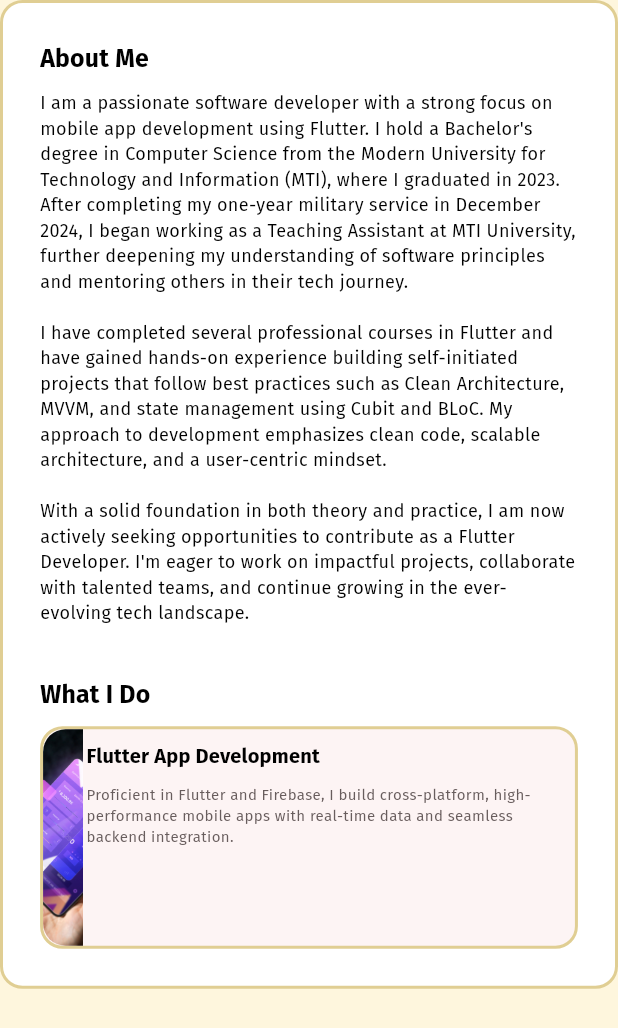
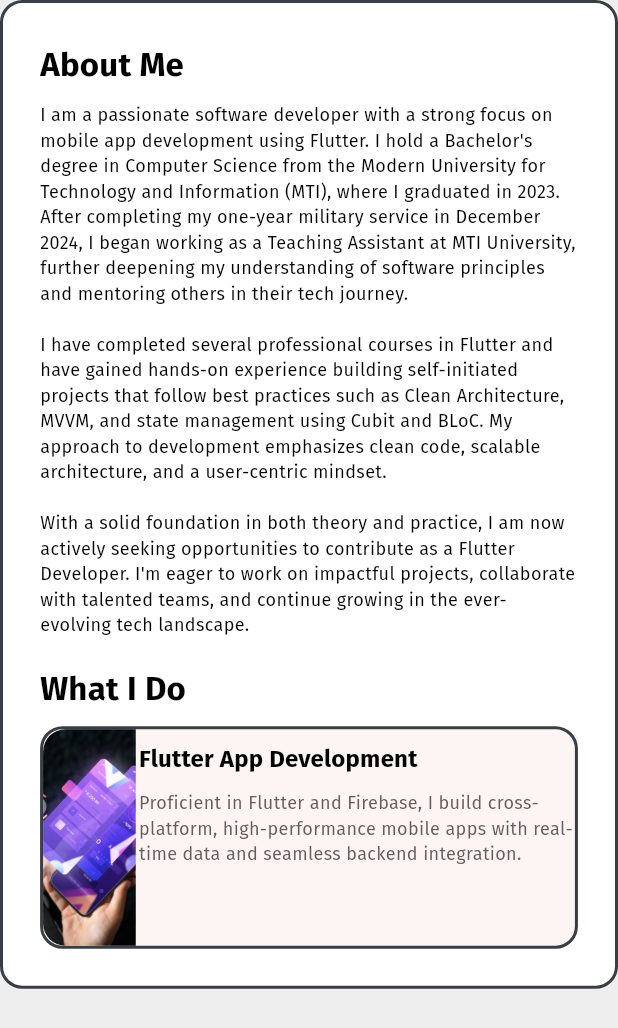
Before and after one commit to ahmed-gamal517/my_portfolio, a Flutter app: the AboutMeSectionBody widget shown alone on an empty page, opened directly, on a phone screen of 412 x 824 dp. Shown: the top 1028 px of the screen. Run offline on Flutter 3.47's test engine with Material 3 defaults, Android fonts, the light colour scheme and no system bars; drawn by our look-alikes of auto_size_text; our stand-ins replace bloc, carousel_slider, flutter_bloc, flutter_svg, go_router, smooth_page_indicator; statements that could not run were skipped; project files that could hold a hidden picture were left out.

Commit message:
code refactor & ui fixes

```diff
--- a/lib/core/constants/app_colors.dart
+++ b/lib/core/constants/app_colors.dart
@@ -1,11 +1,12 @@
 import 'package:flutter/material.dart';
 
 class AppColors {
-  static const lightBackground = Color(0xFFFEF6DD);
+  static const lightBackground = Color(0xFFEEEEEE);
   static const darkBackground = Color(0xFF131312);
-  static const lightContainerColor = Color(0xFFF9F6EA);
+  static const lightContainerColor = Color(0xFFEEEEEE);
   static const darkContainerColor = Color(0xFF000000);
-  static const titleTextColor = Color(0xffe0ce93);
-  static const btnColor = Color(0xffe0ce93);
-  static const btnTextColor = Color(0xff403d22);
+  static const titleTextColor = Color(0xff393E46);
+  static const btnColor = Color(0xff00ADB5);
+  static const btnTextColor = Color(0xffEEEEEE);
+  static const primarylightModeColor = Color(0xff00ADB5);
 }
--- a/lib/features/home/presentation/widgets/about_me_section/about_me_section_body.dart
+++ b/lib/features/home/presentation/widgets/about_me_section/about_me_section_body.dart
@@ -1,7 +1,6 @@
 import 'package:auto_size_text/auto_size_text.dart';
 import 'package:flutter/material.dart';
 import 'package:my_portofolio/core/constants/app_strings.dart';
-import 'package:my_portofolio/core/widgets/responsive_text.dart';
 import 'package:my_portofolio/features/home/presentation/widgets/about_me_section/custom_what_i_do_container.dart';
 import 'package:my_portofolio/features/home/presentation/widgets/custom_container.dart';
 
@@ -16,24 +15,26 @@ class AboutMeSectionBody extends StatelessWidget {
       child: Column(
         crossAxisAlignment: CrossAxisAlignment.start,
         children: [
-          ResponsiveText(
-            text: AppStrings.aboutMeSectionTitle,
-            baseFontSize: 18,
+          AutoSizeText(
+            AppStrings.aboutMeSectionTitle,
+            maxFontSize: 28,
+            minFontSize: 22,
             style: Theme.of(context).textTheme.titleMedium,
           ),
           SizedBox(height: MediaQuery.of(context).size.height * 0.01),
           Expanded(
             child: AutoSizeText(
               AppStrings.aboutMeSectionBody,
-              maxFontSize: 13,
+              maxFontSize: 20,
               minFontSize: 8,
               style: Theme.of(context).textTheme.bodyMedium,
             ),
           ),
           SizedBox(height: MediaQuery.of(context).size.height * 0.01),
-          ResponsiveText(
-            text: AppStrings.aboutMeSectionTitle2,
-            baseFontSize: 18,
+          AutoSizeText(
+            AppStrings.aboutMeSectionTitle2,
+            maxFontSize: 28,
+            minFontSize: 22,
             style: Theme.of(context).textTheme.titleMedium,
           ),
           SizedBox(height: MediaQuery.of(context).size.height * 0.01),
--- a/lib/features/home/presentation/widgets/about_me_section/custom_what_i_do_container_body.dart
+++ b/lib/features/home/presentation/widgets/about_me_section/custom_what_i_do_container_body.dart
@@ -2,7 +2,6 @@ import 'package:auto_size_text/auto_size_text.dart';
 import 'package:flutter/material.dart';
 import 'package:flutter_bloc/flutter_bloc.dart';
 import 'package:my_portofolio/core/constants/app_strings.dart';
-import 'package:my_portofolio/core/widgets/responsive_text.dart';
 import 'package:my_portofolio/features/home/presentation/view_model/theme_cubit/theme_cubit.dart';
 
 class CustomWhatIDoContainerBody extends StatelessWidget {
@@ -14,11 +13,12 @@ class CustomWhatIDoContainerBody extends StatelessWidget {
       crossAxisAlignment: CrossAxisAlignment.start,
       children: [
         SizedBox(height: MediaQuery.of(context).size.height * 0.01),
-        ResponsiveText(
-          text: AppStrings.whatIdo,
+        AutoSizeText(
+          AppStrings.whatIdo,
           overflow: TextOverflow.ellipsis,
           maxLines: 1,
-          baseFontSize: 16,
+          maxFontSize: 16,
+          minFontSize: 7,
           style: Theme.of(context).textTheme.titleMedium,
         ),
         SizedBox(height: MediaQuery.of(context).size.height * 0.01),
@@ -26,7 +26,7 @@ class CustomWhatIDoContainerBody extends StatelessWidget {
           child: AutoSizeText(
             AppStrings.whatIdoBody,
             minFontSize: 5,
-            maxFontSize: 10,
+            maxFontSize: 12,
             style: Theme.of(context).textTheme.bodyMedium!.copyWith(
               color:
                   BlocProvider.of<ThemeCubit>(context).isDark
--- a/lib/features/home/presentation/widgets/about_me_section/custom_what_i_do_image_widget.dart
+++ b/lib/features/home/presentation/widgets/about_me_section/custom_what_i_do_image_widget.dart
@@ -1,5 +1,6 @@
 import 'package:flutter/material.dart';
 import 'package:my_portofolio/core/constants/app_assets.dart';
+import 'package:my_portofolio/core/utils/size_config/size_config.dart';
 
 class CustomWhatIDoImageWidget extends StatelessWidget {
   const CustomWhatIDoImageWidget({super.key});
@@ -7,7 +8,10 @@ class CustomWhatIDoImageWidget extends StatelessWidget {
   @override
   Widget build(BuildContext context) {
     return SizedBox(
-      width: MediaQuery.of(context).size.width * 0.065,
+      width:
+          SizeConfig.width < 600
+              ? MediaQuery.of(context).size.width * 0.15
+              : MediaQuery.of(context).size.width * 0.065,
       child: ClipRRect(
         clipBehavior: Clip.antiAliasWithSaveLayer,
         borderRadius: const BorderRadiusGeometry.only(
--- a/lib/features/home/presentation/widgets/experience_section/custom_education_container.dart
+++ b/lib/features/home/presentation/widgets/experience_section/custom_education_container.dart
@@ -8,7 +8,6 @@ class CustomEducationContainer extends StatelessWidget {
   @override
   Widget build(BuildContext context) {
     return Container(
-      height: MediaQuery.of(context).size.height * 0.15,
       width: MediaQuery.of(context).size.height * 0.45,
       padding: EdgeInsets.all(MediaQuery.of(context).size.height * 0.01),
       decoration: BoxDecoration(
@@ -18,6 +17,7 @@ class CustomEducationContainer extends StatelessWidget {
       child: Column(
         mainAxisAlignment: MainAxisAlignment.spaceAround,
         crossAxisAlignment: CrossAxisAlignment.start,
+        spacing: MediaQuery.of(context).size.height * 0.01,
         children: [
           AutoSizeText(
             AppStrings.universityGraduationYear,
--- a/lib/features/home/presentation/widgets/experience_section/custom_experience_section_title.dart
+++ b/lib/features/home/presentation/widgets/experience_section/custom_experience_section_title.dart
@@ -9,7 +9,7 @@ class CustomExperienceSectionTitle extends StatelessWidget {
     return AutoSizeText(
       text,
       maxFontSize: 28,
-      minFontSize: 18,
+      minFontSize: 22,
       style: Theme.of(context).textTheme.titleMedium,
     );
   }
--- a/lib/features/home/presentation/widgets/page_info_section/page_info_custom_container.dart
+++ b/lib/features/home/presentation/widgets/page_info_section/page_info_custom_container.dart
@@ -2,6 +2,7 @@ import 'package:auto_size_text/auto_size_text.dart';
 import 'package:flutter/material.dart';
 import 'package:flutter_bloc/flutter_bloc.dart';
 import 'package:flutter_svg/svg.dart';
+import 'package:my_portofolio/core/constants/app_colors.dart';
 import 'package:my_portofolio/core/constants/app_constants.dart';
 import 'package:my_portofolio/features/home/presentation/view_model/app_cubit/app_cubit.dart';
 import 'package:my_portofolio/features/home/presentation/view_model/theme_cubit/theme_cubit.dart';
@@ -31,7 +32,7 @@ class PageInfoCustomContainer extends StatelessWidget {
             borderRadius: BorderRadius.circular(15),
             color:
                 isPressed
-                    ? const Color(0xffB7A261)
+                    ? AppColors.primarylightModeColor
                     : BlocProvider.of<ThemeCubit>(context).isDark
                     ? const Color(0xff3B3729)
                     : Theme.of(context).scaffoldBackgroundColor,
--- a/lib/features/home/presentation/widgets/projects_section/custom_projects_grid_view.dart
+++ b/lib/features/home/presentation/widgets/projects_section/custom_projects_grid_view.dart
@@ -1,5 +1,6 @@
 import 'package:flutter/material.dart';
 import 'package:my_portofolio/core/constants/app_constants.dart';
+import 'package:my_portofolio/core/utils/size_config/size_config.dart';
 import 'package:my_portofolio/features/home/presentation/widgets/projects_section/custom_projects_container.dart';
 
 class CustomProjectsGridView extends StatelessWidget {
@@ -9,10 +10,10 @@ class CustomProjectsGridView extends StatelessWidget {
   Widget build(BuildContext context) {
     return GridView.builder(
       gridDelegate: SliverGridDelegateWithFixedCrossAxisCount(
-        crossAxisCount: 2,
+        crossAxisCount: SizeConfig.width < 600 ? 1 : 2,
         crossAxisSpacing: 60,
         mainAxisSpacing: 20,
-        mainAxisExtent: MediaQuery.of(context).size.height * 0.3,
+        mainAxisExtent: MediaQuery.of(context).size.height * 0.32,
         childAspectRatio: 1,
       ),
       itemBuilder:
```
Also changed, not shown: lib/features/home/presentation/widgets/profile_info_section/custom_personal_info_conatiner.dart (+7 -33 lines), lib/features/home/presentation/widgets/profile_info_section/custom_pesonal_info_list_tile.dart (+8 -6 lines), lib/features/home/presentation/widgets/profile_info_section/custom_profile_image_widget.dart (+9 -2 lines), lib/features/home/presentation/widgets/projects_section/custom_projects_container.dart (+18 -9 lines).
